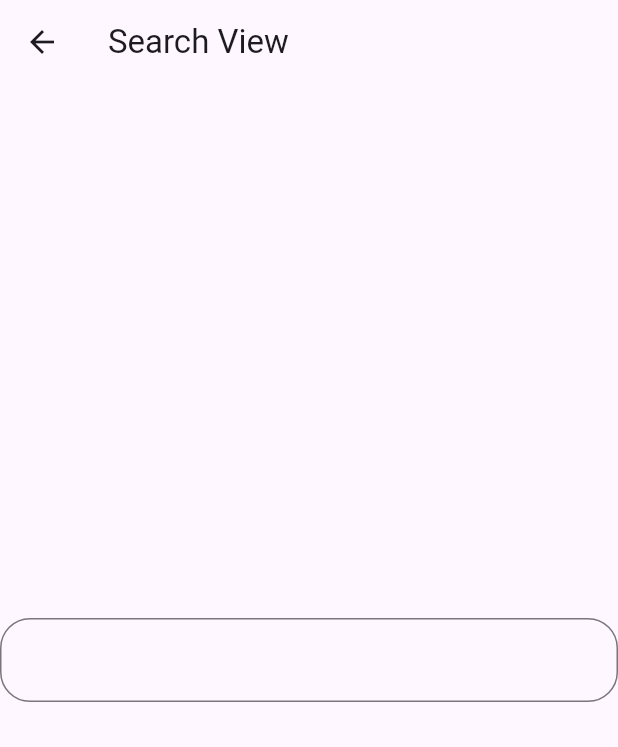
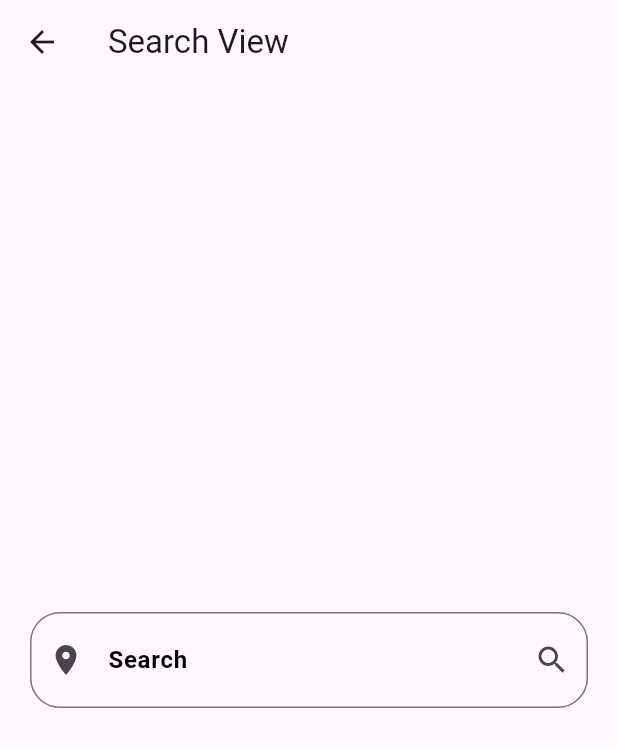
Before and after one commit to MahmoudAbed74/weatherapp, a Flutter app: the SearchView screen opened directly, on a phone screen of 412 x 824 dp. Shown: the top 747 px of the screen. Run offline on Flutter 3.47's test engine with Material 3 defaults, Android fonts, the phone set to English and light mode, and no system bars.

Commit message:
Update SearchView layout and styling
Refactor SearchView layout to improve readability and user experience.
Adjust padding, icons, text styles, and input field decoration for better
aesthetic appeal and functionality.

```diff
--- a/lib/Views/SearchView.dart
+++ b/lib/Views/SearchView.dart
@@ -7,13 +7,24 @@ class SearchView extends StatelessWidget {
   Widget build(BuildContext context) {
     return Scaffold(
       appBar: AppBar(
-        title: Text("Search View"),
+        title: const Text("Search View"),
       ),
-      body: Center(
-        child: TextField(
-          decoration: InputDecoration(
-            border: OutlineInputBorder(
-              borderRadius: BorderRadius.circular(20),
+      body: Padding(
+        padding: const EdgeInsets.symmetric(horizontal: 20),
+        child: Center(
+          child: TextField(
+            decoration: InputDecoration(
+              hintText: "Enter City Name",
+              suffixIcon: const Icon(Icons.search),
+              prefixIcon: const Icon(Icons.location_on),
+              labelText: "Search",
+              labelStyle: const TextStyle(
+                  color: Colors.black, fontWeight: FontWeight.bold),
+              contentPadding:
+                  const EdgeInsets.symmetric(vertical: 20, horizontal: 15),
+              border: OutlineInputBorder(
+                borderRadius: BorderRadius.circular(20),
+              ),
             ),
           ),
         ),
```
